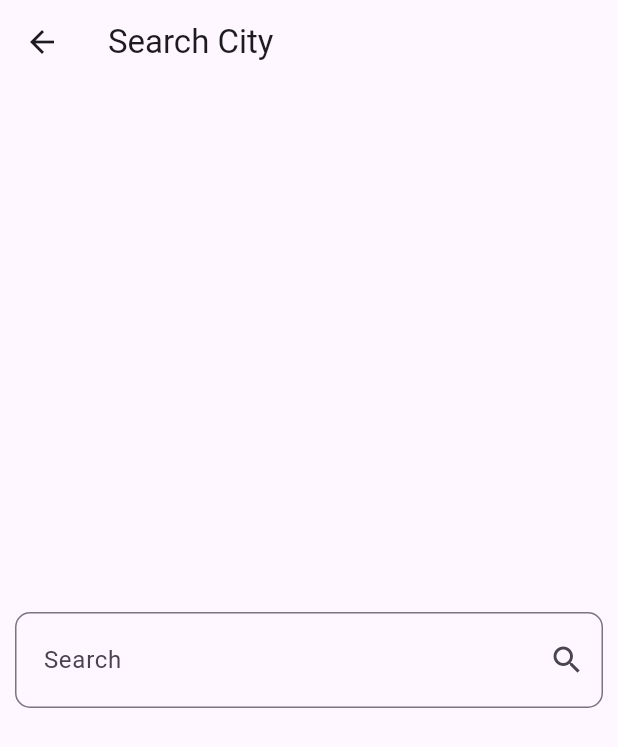
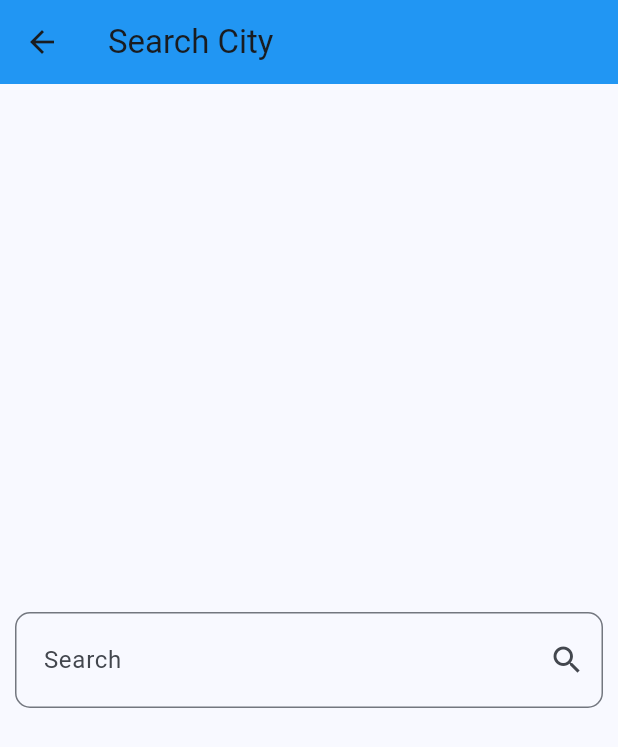
Before and after one commit to AlaaRaafat95/day-12, a Flutter app: the screen it shows after launch, after a tap on the "search" icon, on a phone screen of 412 x 824 dp. Shown: the top 747 px of the screen. Run offline on Flutter 3.47's test engine with Material 3 defaults, Android fonts, the phone set to English and light mode, and no system bars; our stand-ins replace dio, flutter_bloc.

Commit message:
edit files and add colors theme

```diff
--- /dev/null
+++ b/devtools_options.yaml
@@ -0,0 +1 @@
+extensions:
--- a/lib/Models/weather_model.dart
+++ b/lib/Models/weather_model.dart
@@ -1,30 +1,23 @@
 class WeatherModel {
-  WeatherModel(
-      {required this.cityName,
-      required this.date,
-      required this.aveTemp,
-      required this.maxTemp,
-      required this.minTemp,
-      required this.condition,
-      required this.icon});
-  final String cityName;
-  final String date;
-  final double aveTemp;
-  final double maxTemp;
-  final double minTemp;
-  final String condition;
-  final String icon;
-
-  factory WeatherModel.fromjason(Map<String, dynamic> data) {
+  String? cityName;
+  String? country;
+  String? date;
+  double? aveTemp;
+  double? maxTemp;
+  double? minTemp;
+  String? condition;
+  String? icon;
+  WeatherModel();
+  WeatherModel.fromjason(Map<String, dynamic> data) {
     var jasonData = data["forecast"]["forecastday"][0]["day"];
 
-    return WeatherModel(
-        cityName: data["location"]["name"],
-        date: data["location"]["localtime"],
-        aveTemp: jasonData["avgtemp_c"],
-        maxTemp: jasonData["maxtemp_c"],
-        minTemp: jasonData["mintemp_c"],
-        condition: jasonData["condition"]["text"],
-        icon: jasonData["condition"]["icon"]);
+    cityName = data["location"]["name"];
+    country = data["location"]["country"];
+    date = data["location"]["localtime"];
+    aveTemp = jasonData["avgtemp_c"];
+    maxTemp = jasonData["maxtemp_c"];
+    minTemp = jasonData["mintemp_c"];
+    condition = jasonData["condition"]["text"];
+    icon = jasonData["condition"]["icon"];
   }
 }
--- /dev/null
+++ b/lib/Pages/empty_weather.dart
@@ -0,0 +1,43 @@
+import 'package:flutter/material.dart';
+import 'package:weather_app/Pages/search_page.dart';
+
+class EmptyWeather extends StatelessWidget {
+  const EmptyWeather({super.key});
+
+  @override
+  Widget build(BuildContext context) {
+    return Center(
+      child: Column(
+        mainAxisAlignment: MainAxisAlignment.center,
+        children: [
+          const Text(
+            "there is no weather 😌",
+            style: TextStyle(fontSize: 30),
+          ),
+          const SizedBox(
+            height: 20,
+          ),
+          const Text(
+            "Start searching now 🔍",
+            style: TextStyle(fontSize: 30),
+          ),
+          const SizedBox(
+            height: 30,
+          ),
+          ElevatedButton.icon(
+            onPressed: () {
+              Navigator.push(
+                context,
+                MaterialPageRoute(
+                  builder: (context) => const SearchPage(),
+                ),
+              );
+            },
+            icon: const Icon(Icons.search),
+            label: const Text("Search Now"),
+          )
+        ],
+      ),
+    );
+  }
+}
--- /dev/null
+++ b/lib/Pages/home_page.dart
@@ -0,0 +1,54 @@
+import 'package:flutter/material.dart';
+import 'package:flutter_bloc/flutter_bloc.dart';
+import 'package:weather_app/Pages/empty_weather.dart';
+import 'package:weather_app/Pages/search_page.dart';
+import 'package:weather_app/Pages/weather_info.dart';
+import 'package:weather_app/cubit/weather_cubit.dart';
+
+class HomePage extends StatelessWidget {
+  const HomePage({Key? key}) : super(key: key);
+
+  @override
+  Widget build(BuildContext context) {
+    return Scaffold(
+      appBar: AppBar(
+        title: const Text("Weather Info"),
+        elevation: 0,
+        actions: [
+          IconButton(
+            onPressed: () async {
+              Navigator.push(
+                context,
+                MaterialPageRoute(
+                  builder: (context) => const SearchPage(),
+                ),
+              );
+            },
+            icon: const Icon(Icons.search),
+          )
+        ],
+      ),
+      body: BlocBuilder<WeatherCubit, WeatherState>(
+        builder: (context, state) {
+          if (state is WeatherLoading) {
+            return const Center(
+              child: CircularProgressIndicator(),
+            );
+          }
+          if (state is WeatherSuccess) {
+            return const WeatherInfo();
+          }
+          if (state is WeatherFaliure) {
+            return const Center(
+              child: Text(
+                "Please, enter the correct city name 🤦‍♂️",
+                style: TextStyle(fontSize: 20),
+              ),
+            );
+          }
+          return const EmptyWeather();
+        },
+      ),
+    );
+  }
+}
--- a/lib/Pages/search_page.dart
+++ b/lib/Pages/search_page.dart
@@ -2,11 +2,8 @@ import 'package:flutter/material.dart';
 import 'package:flutter_bloc/flutter_bloc.dart';
 import 'package:weather_app/cubit/weather_cubit.dart';
 
-// ignore: must_be_immutable
 class SearchPage extends StatelessWidget {
-  SearchPage({Key? key}) : super(key: key);
-
-  late String cityName;
+  const SearchPage({Key? key}) : super(key: key);
 
   @override
   Widget build(BuildContext context) {
@@ -19,8 +16,8 @@ class SearchPage extends StatelessWidget {
         child: Center(
           child: TextField(
             onSubmitted: (data) async {
-              cityName = data;
-              BlocProvider.of<WeatherCubit>(context).getWeather(cityName);
+              await BlocProvider.of<WeatherCubit>(context)
+                  .getWeather(cityName: data);
 
               Navigator.pop(context);
             },
--- a/lib/cubit/weather_cubit.dart
+++ b/lib/cubit/weather_cubit.dart
@@ -1,3 +1,4 @@
+import 'package:flutter/material.dart';
 import 'package:flutter_bloc/flutter_bloc.dart';
 import 'package:weather_app/Models/weather_model.dart';
 import 'package:weather_app/Services/weather_servies.dart';
@@ -6,14 +7,15 @@ part 'weather_state.dart';
 
 class WeatherCubit extends Cubit<WeatherState> {
   WeatherCubit() : super(WeatherInitial());
-
   WeatherModel? weatherModel;
 
-  void getWeather(String cityName) async {
-    emit(WeatherLoading());
+  Future<void> getWeather({required String cityName}) async {
+    emit(
+      WeatherLoading(),
+    );
     try {
       weatherModel = await WeatherServices().getWeatherApi(cityName: cityName);
-      emit(WeatherSuccess(weatherModel: weatherModel!));
+      emit(WeatherSuccess());
     } catch (e) {
       emit(
         WeatherFaliure(
@@ -22,4 +24,58 @@ class WeatherCubit extends Cubit<WeatherState> {
       );
     }
   }
+
+  MaterialColor getWeatherThemeColor() {
+    if (weatherModel?.condition == "Sunny") {
+      return Colors.orange;
+    }
+    if (weatherModel?.condition == "Partly Cloudy" ||
+        weatherModel?.condition == "Cloudy" ||
+        weatherModel?.condition == "Mist" ||
+        weatherModel?.condition == "Fog" ||
+        weatherModel?.condition == "Freezing fog" ||
+        weatherModel?.condition == "Overcast") {
+      return Colors.blueGrey;
+    }
+
+    if (weatherModel?.condition == "Patchy rain possible" ||
+        weatherModel?.condition == "Patchy light drizzle" ||
+        weatherModel?.condition == "Blowing snow" ||
+        weatherModel?.condition == "Blizzard" ||
+        weatherModel?.condition == "Patchy light rain" ||
+        weatherModel?.condition == "Light drizzle" ||
+        weatherModel?.condition == "Light rain" ||
+        weatherModel?.condition == "Moderate rain at times" ||
+        weatherModel?.condition == "Moderate rain" ||
+        weatherModel?.condition == "Heavy rain at times" ||
+        weatherModel?.condition == "Heavy rain" ||
+        weatherModel?.condition == "Light freezing rain" ||
+        weatherModel?.condition == "Moderate or heavy freezing rain" ||
+        weatherModel?.condition == "Light sleet" ||
+        weatherModel?.condition == "Moderate or heavy sleet" ||
+        weatherModel?.condition == "Patchy light snow" ||
+        weatherModel?.condition == "Light snow" ||
+        weatherModel?.condition == "Patchy moderate snow" ||
+        weatherModel?.condition == "Moderate snow" ||
+        weatherModel?.condition == "Patchy heavy snow" ||
+        weatherModel?.condition == "Heavy snow" ||
+        weatherModel?.condition == "Ice pellets" ||
+        weatherModel?.condition == "Light rain shower" ||
+        weatherModel?.condition == "Moderate or heavy rain shower" ||
+        weatherModel?.condition == "Torrential rain shower" ||
+        weatherModel?.condition == "Light sleet showers" ||
+        weatherModel?.condition == "Moderate or heavy sleet showers" ||
+        weatherModel?.condition == "Light snow showers" ||
+        weatherModel?.condition == "Moderate or heavy snow showers" ||
+        weatherModel?.condition == "Light showers of ice pellets" ||
+        weatherModel?.condition == "Moderate or heavy showers of ice pellets" ||
+        weatherModel?.condition == "Patchy light rain with thunder" ||
+        weatherModel?.condition == "Moderate or heavy rain with thunder" ||
+        weatherModel?.condition == "Patchy light snow with thunder" ||
+        weatherModel?.condition == "Moderate or heavy snow with thunder") {
+      return Colors.yellow;
+    } else {
+      return Colors.blue;
+    }
+  }
 }
--- a/lib/cubit/weather_state.dart
+++ b/lib/cubit/weather_state.dart
@@ -6,12 +6,7 @@ class WeatherInitial extends WeatherState {}
 
 class WeatherLoading extends WeatherState {}
 
-class WeatherSuccess extends WeatherState {
-  WeatherModel weatherModel;
-  WeatherSuccess({
-    required this.weatherModel,
-  });
-}
+class WeatherSuccess extends WeatherState {}
 
 class WeatherFaliure extends WeatherState {
   String error;
--- a/lib/home_page.dart
+++ /dev/null
@@ -1,137 +0,0 @@
-import 'package:flutter/material.dart';
-import 'package:flutter_bloc/flutter_bloc.dart';
-import 'package:weather_app/Pages/search_page.dart';
-import 'package:weather_app/cubit/weather_cubit.dart';
-
-class HomePage extends StatelessWidget {
-  const HomePage({Key? key}) : super(key: key);
-
-  @override
-  Widget build(BuildContext context) {
-    return Scaffold(
-      appBar: AppBar(
-        backgroundColor:
-            BlocProvider.of<WeatherCubit>(context).weatherModel == null
-                ? Colors.blue
-                : Colors.orange,
-        title: const Text("Weather App"),
-        actions: [
-          IconButton(
-            onPressed: () {
-              Navigator.push(
-                context,
-                MaterialPageRoute(
-                  builder: (context) => SearchPage(),
-                ),
-              );
-            },
-            icon: const Icon(Icons.search),
-          ),
-        ],
-      ),
-      body: BlocBuilder<WeatherCubit, WeatherState>(
-        builder: (context, state) {
-          if (state is WeatherLoading) {
-            return const Center(
-              child: CircularProgressIndicator(),
-            );
-          }
-          if (state is WeatherSuccess) {
-            return Container(
-              decoration: const BoxDecoration(
-                gradient: LinearGradient(
-                    colors: [Colors.orange, Colors.yellow],
-                    begin: Alignment.topCenter,
-                    end: Alignment.bottomCenter),
-              ),
-              child: Center(
-                child: Column(
-                  mainAxisAlignment: MainAxisAlignment.center,
-                  crossAxisAlignment: CrossAxisAlignment.center,
-                  children: [
-                    Text(
-                      state.weatherModel.cityName,
-                      style: const TextStyle(
-                          fontSize: 30, fontWeight: FontWeight.bold),
-                    ),
-                    const SizedBox(
-                      height: 10,
-                    ),
-                    Text(
-                      "Updated in : ${state.weatherModel.date.substring(0, 10)}",
-                      style: const TextStyle(fontSize: 20),
-                    ),
-                    const SizedBox(
-                      height: 10,
-                    ),
-                    Text(
-                      "Updated at : ${state.weatherModel.date.substring(10)}",
-                      style: const TextStyle(fontSize: 20),
-                    ),
-                    const SizedBox(
-                      height: 30,
-                    ),
-                    Row(
-                      mainAxisAlignment: MainAxisAlignment.spaceEvenly,
-                      children: [
-                        Image(
-                          image: NetworkImage(
-                              scale: 0.6, "http:${state.weatherModel.icon}"),
-                        ),
-                        Text(state.weatherModel.aveTemp.toInt().toString(),
-                            style: const TextStyle(
-                                fontSize: 35, fontWeight: FontWeight.bold)),
-                        Column(
-                          mainAxisAlignment: MainAxisAlignment.spaceBetween,
-                          children: [
-                            Text(
-                                "Max Temp = ${state.weatherModel.maxTemp.toInt()}",
-                                style: const TextStyle(
-                                    fontSize: 15, fontWeight: FontWeight.bold)),
-                            Text(
-                                "Min Temp = ${state.weatherModel.minTemp.toInt()}",
-                                style: const TextStyle(
-                                    fontSize: 15, fontWeight: FontWeight.bold)),
-                          ],
-                        )
-                      ],
-                    ),
-                    const SizedBox(
-                      height: 30,
-                    ),
-                    Text(state.weatherModel.condition,
-                        style: const TextStyle(
-                            fontSize: 30, fontWeight: FontWeight.bold))
-                  ],
-                ),
-              ),
-            );
-          }
-          if (state is WeatherFaliure) {
-            return const Center(
-              child: Text(
-                "There is some problems 🤦‍♂️",
-                style: TextStyle(fontSize: 25),
-              ),
-            );
-          }
-          return const Center(
-            child: Column(
-              mainAxisAlignment: MainAxisAlignment.center,
-              children: [
-                Text(
-                  "there is no weather 😌",
-                  style: TextStyle(fontSize: 30),
-                ),
-                Text(
-                  "Start searching now 🔍",
-                  style: TextStyle(fontSize: 30),
-                )
-              ],
-            ),
-          );
-        },
-      ),
-    );
-  }
-}
--- a/lib/main.dart
+++ b/lib/main.dart
@@ -1,22 +1,40 @@
 import 'package:flutter/material.dart';
 import 'package:flutter_bloc/flutter_bloc.dart';
 import 'package:weather_app/cubit/weather_cubit.dart';
-import 'package:weather_app/home_page.dart';
+import 'package:weather_app/Pages/home_page.dart';
 
 void main() => runApp(const MyApp());
 
-class MyApp extends StatelessWidget {
+class MyApp extends StatefulWidget {
   const MyApp({super.key});
 
+  @override
+  State<MyApp> createState() => _MyAppState();
+}
+
+class _MyAppState extends State<MyApp> {
   @override
   Widget build(BuildContext context) {
     return BlocProvider(
       create: (context) => WeatherCubit(),
-      child: const MaterialApp(
-        debugShowCheckedModeBanner: false,
-        title: 'Weather App',
-        home: HomePage(),
-      ),
+      child: Builder(builder: (context) {
+        return MaterialApp(
+          debugShowCheckedModeBanner: false,
+          theme: ThemeData(
+            appBarTheme: AppBarTheme(
+              backgroundColor:
+                  BlocProvider.of<WeatherCubit>(context, listen: true)
+                      .getWeatherThemeColor(),
+            ),
+            colorScheme: ColorScheme.fromSeed(
+              seedColor: BlocProvider.of<WeatherCubit>(context, listen: true)
+                  .getWeatherThemeColor(),
+            ),
+          ),
+          title: 'Weather App',
+          home: const HomePage(),
+        );
+      }),
     );
   }
 }
```
Also changed, not shown: lib/Pages/weather_info.dart (added, +89 -0 lines), lib/Services/weather_servies.dart (+13 -9 lines), pubspec.yaml (+9 -9 lines), pubspec.lock, 24 other files.
